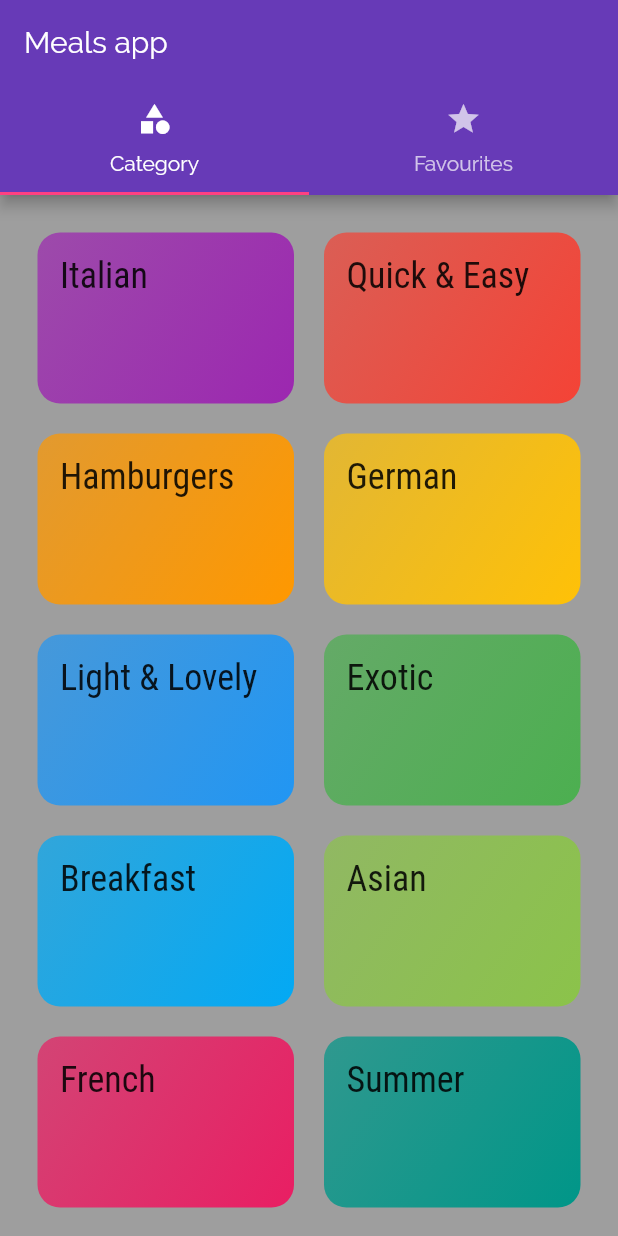
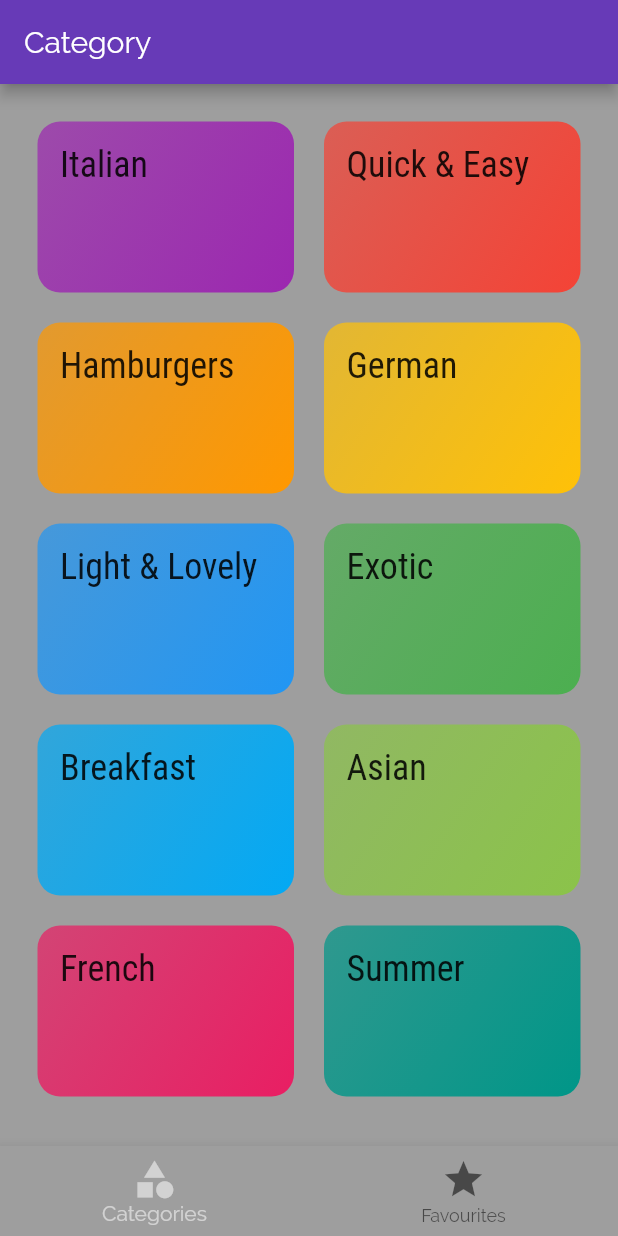
Before and after one commit to jhaym3s/mealsApp, a Flutter app: the screen it shows after launch, on a phone screen of 412 x 824 dp. Run offline on Flutter 3.47's test engine with Material 2 defaults, Android fonts, the phone set to English and light mode, and no system bars.

Commit message:
added the bottom tab bar

```diff
--- a/lib/main.dart
+++ b/lib/main.dart
@@ -1,6 +1,6 @@
 import 'package:flutter/material.dart';
+import 'package:meals_app/screens/bottomTabScreen.dart';
 import 'package:meals_app/screens/mealDetailScreen.dart';
-import 'package:meals_app/screens/tabsScreen.dart';
 import './screens/categoryMealScreen.dart';
 import './screens/categoryScreen.dart';
 
@@ -32,7 +32,7 @@ class MyApp extends StatelessWidget {
       ),
       //home:"/" ,//CategoryScreen(),
       routes: {
-        "/": (context)=> TabsScreen(),
+        "/": (context)=> TabScreenBottom(),
         CategoryMealScreen.routeName: (context)=>CategoryMealScreen(),
         MealDetailScreen.routeName: (context) => MealDetailScreen(),
       },
--- /dev/null
+++ b/lib/screens/bottomTabScreen.dart
@@ -0,0 +1,39 @@
+import 'package:flutter/material.dart';
+import 'package:meals_app/screens/categoryScreen.dart';
+import 'package:meals_app/screens/favoriteScreen.dart';
+
+class TabScreenBottom extends StatefulWidget {
+  @override
+  _TabScreenBottomState createState() => _TabScreenBottomState();
+}
+class _TabScreenBottomState extends State<TabScreenBottom> {
+  final List<Map<Object,Object>> pages = [
+    { "pages": CategoryScreen(), "title": "Category"},
+    { "pages": FavoritesScreen(), "title": "Your Favourite"}
+
+  ];
+  int selesctedPageIndex = 0;
+  void selectPage(int index){
+    setState(() {
+      selesctedPageIndex = index;
+    });
+  }
+  @override
+  Widget build(BuildContext context) {
+    return Scaffold(
+      bottomNavigationBar: BottomNavigationBar(items: [
+        BottomNavigationBarItem(icon: Icon(Icons.category,size: 30,),title: Text("Categories")),
+        BottomNavigationBarItem(icon: Icon(Icons.star,size: 30,),title: Text("Favourites")),
+      ],onTap: selectPage,
+      selectedItemColor: Colors.white54,
+        unselectedItemColor: Colors.black54,
+        currentIndex: selesctedPageIndex,
+      ),
+      appBar: AppBar(
+        title: Text(pages[selesctedPageIndex]["title"]),
+      ),
+      body: pages[selesctedPageIndex]["pages"],
+
+    );
+  }
+}
--- a/lib/screens/tabsScreen.dart
+++ b/lib/screens/topTabScreen.dart
@@ -12,7 +12,7 @@ class _TabsScreenState extends State<TabsScreen> {
   Widget build(BuildContext context) {
     return DefaultTabController(length: 2, child: Scaffold(
       appBar: AppBar(
-        title: Text("Meals app"),bottom: TabBar(tabs: [
+        title: Text("Eti's App"),bottom: TabBar(tabs: [
           Tab(icon: Icon(Icons.category,),text: 'Category',),
         Tab(icon: Icon(Icons.star,),text: 'Favourites',),
       ]),
@@ -26,3 +26,4 @@ class _TabsScreenState extends State<TabsScreen> {
     ));
   }
 }
+//so if you want to implement this guy make it the default widget in the main.dart file
```
